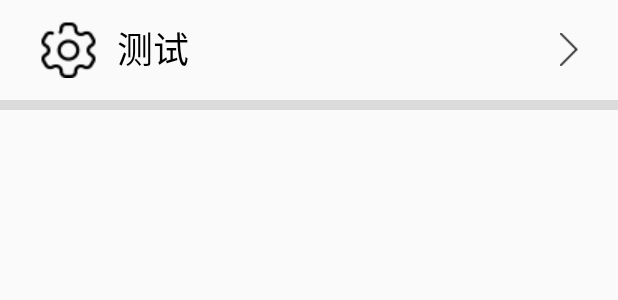
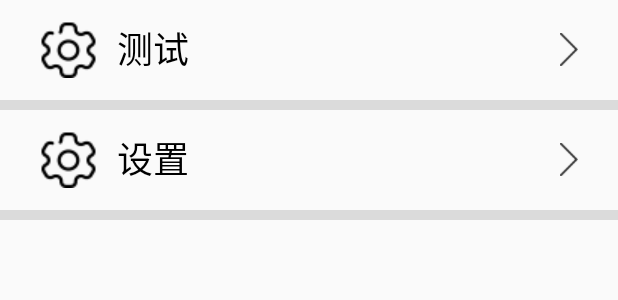
Before and after one commit to hrbyuanye/yanye, an Android app: the layout fragment_wo.xml on its own in the app's theme, with its tools: preview values and no code run, on a phone screen of 412 x 824 dp. Shown: the top 300 px of the screen. Run offline under Robolectric (Android 15) with nearby library versions, the phone set to English and light mode, and no system bars.

Commit message:
添加网络 和 buffkine代码

```diff
--- a/libcommon/src/main/java/frame/com/libcommon/base/BaseFragment.java
+++ b/libcommon/src/main/java/frame/com/libcommon/base/BaseFragment.java
@@ -41,7 +41,7 @@ public abstract class BaseFragment extends Fragment {
     public View onCreateView(@NonNull LayoutInflater inflater, @Nullable ViewGroup container, @Nullable Bundle savedInstanceState) {
         AppManager.getAppManager().addFragment(this);
         mView = bindLayout();
-        mUnbind = ButterKnife.bind(mView);
+        mUnbind = ButterKnife.bind(this,mView);
         ARouter.getInstance().inject(this);
         initView();
         return mView;
--- /dev/null
+++ b/libnetwork_api/src/main/AndroidManifest.xml
@@ -0,0 +1,2 @@
+<manifest xmlns:android="http://schemas.android.com/apk/res/android"
+    package="frame.com.libnetwork_api" />
--- /dev/null
+++ b/libnetwork_api/src/main/res/values/strings.xml
@@ -0,0 +1,3 @@
+<resources>
+    <string name="app_name">libnetwork_api</string>
+</resources>
--- a/settings.gradle
+++ b/settings.gradle
@@ -1 +1 @@
-include ':app', ':libcommon', ':modle_login', ':modle_main', ':modle_reader', ':wode', ':zuoye'
+include ':app', ':libcommon', ':modle_login', ':modle_main', ':modle_reader', ':wode', ':zuoye', ':libnetwork_api'
--- a/wode/src/main/AndroidManifest.xml
+++ b/wode/src/main/AndroidManifest.xml
@@ -10,6 +10,7 @@
         android:supportsRtl="true"
         android:theme="@style/AppTheme">
         <activity android:name=".WodeMainActivity" />
+        <activity android:name=".activity.NetTeastActivity"/>
     </application>
 
 </manifest>
--- a/wode/src/main/java/frame/com/wode/modle/WoDeFragmentModle.java
+++ b/wode/src/main/java/frame/com/wode/modle/WoDeFragmentModle.java
@@ -5,6 +5,7 @@ import android.content.Intent;
 
 import frame.com.libcommon.base.AppManager;
 import frame.com.libcommon.mvp.BaseModel;
+import frame.com.libcommon.util.log.KLog;
 import frame.com.wode.contract.WoDeFragmentContract;
 
 public class WoDeFragmentModle extends BaseModel implements WoDeFragmentContract.IModel {
@@ -21,6 +22,7 @@ public class WoDeFragmentModle extends BaseModel implements WoDeFragmentContract
 
     @Override
     public void gotoTest(Class<?> clas) {
+        KLog.e("gotoTest ..."+clas.getName());
         Intent intent = new Intent(AppManager.getAppManager().currentActivity(), clas);
         AppManager.getAppManager().currentActivity().startActivity(intent);
     }
--- a/wode/src/main/module/AndroidManifest.xml
+++ b/wode/src/main/module/AndroidManifest.xml
@@ -10,7 +10,7 @@
         android:roundIcon="@mipmap/ic_launcher_round"
         android:supportsRtl="true"
         android:theme="@style/AppTheme">
-        <activity android:name=".WodeMainActivity">
+        <activity android:name=".activity.NetTeastActivity">
             <intent-filter>
                 <action android:name="android.intent.action.MAIN" />
 
--- a/wode/src/main/res/layout/fragment_wo.xml
+++ b/wode/src/main/res/layout/fragment_wo.xml
@@ -6,6 +6,7 @@
 
 
     <FrameLayout
+        android:clickable="true"
         android:id="@+id/fm_test"
         android:layout_width="match_parent"
         android:layout_height="@dimen/y100"
@@ -37,4 +38,39 @@
         android:layout_height="@dimen/y10"
         android:background="#dbdbdb" />
 
+
+
+    <FrameLayout
+        android:clickable="true"
+        android:id="@+id/fm_setting"
+        android:layout_width="match_parent"
+        android:layout_height="@dimen/y100"
+        android:layout_marginLeft="@dimen/x40"
+        android:layout_marginRight="@dimen/x40">
+
+        <TextView
+            android:layout_width="wrap_content"
+            android:layout_height="wrap_content"
+            android:layout_gravity="center_vertical"
+            android:drawableLeft="@drawable/icon_wode_setting"
+            android:drawablePadding="@dimen/x20"
+            android:text="设置"
+            android:textColor="@android:color/black"
+            android:textSize="@dimen/x36" />
+
+
+        <ImageView
+            android:layout_width="@dimen/x18"
+            android:layout_height="@dimen/y33"
+            android:layout_gravity="center_vertical|right"
+            android:background="@null"
+            android:src="@drawable/icon_wode_arrow" />
+
+    </FrameLayout>
+
+    <View
+        android:layout_width="match_parent"
+        android:layout_height="@dimen/y10"
+        android:background="#dbdbdb" />
+
 </LinearLayout>
```
Also changed, not shown: libnetwork_api/build.gradle (added, +50 -0 lines), wode/src/main/java/frame/com/wode/activity/NetTeastActivity.java (added, +23 -0 lines), wode/src/main/java/frame/com/wode/fragment/WoDeFragment.java (+20 -8 lines), wode/src/main/java/frame/com/wode/presenter/WoDeFragmentPresenter.java (+4 -4 lines), wode/src/main/res/layout/activity_wode_net_test.xml (added, +17 -0 lines), 4 other files.
